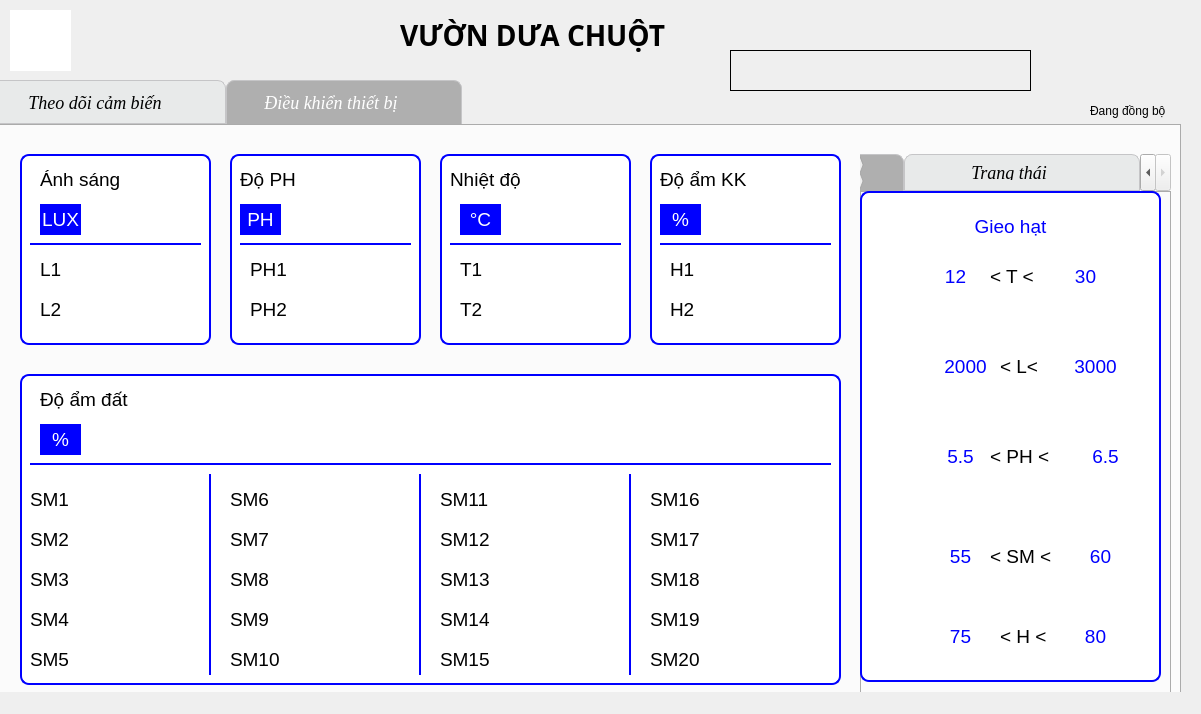
Above: Source/guis/main.ui from phamvanphuckks/SMART_FARMV1 before the change. Below: the same form after it.
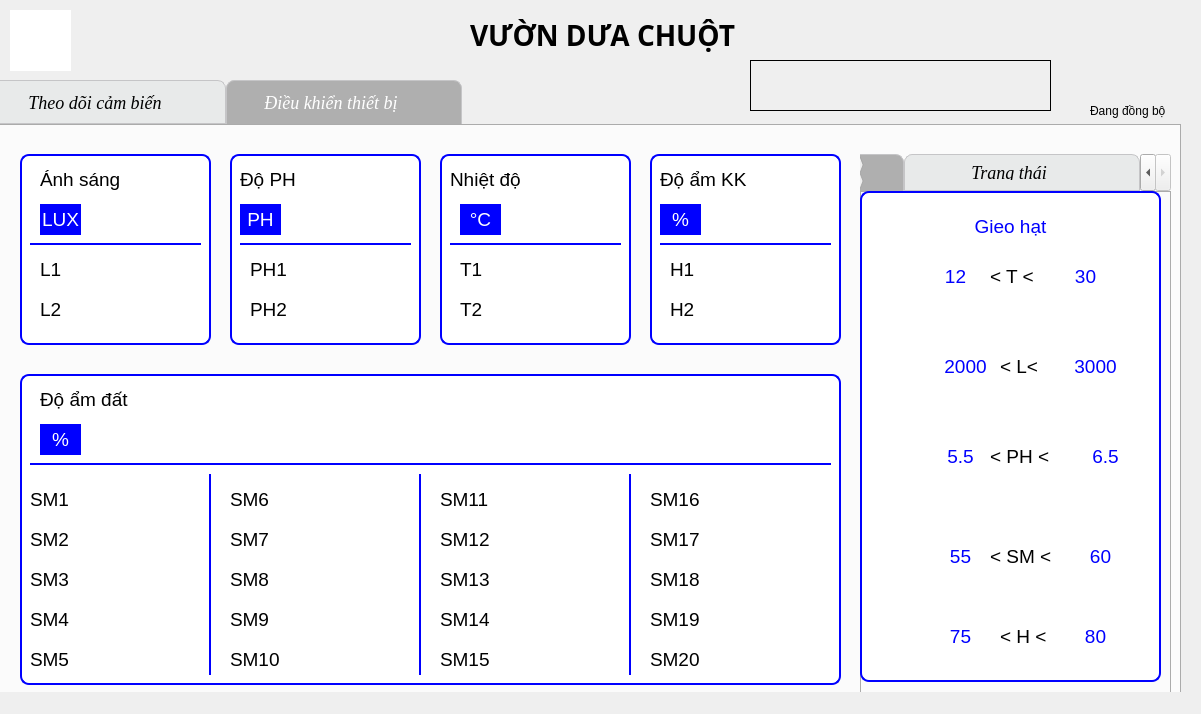
That is the form after the change. The open tabs and pages were chosen to show the change. Icons and pictures are not drawn.

Patch:
```diff
--- a/Source/guis/main.ui
+++ b/Source/guis/main.ui
@@ -48,10 +48,10 @@
    <widget class="QLabel" name="lbl_internet">
     <property name="geometry">
      <rect>
-      <x>730</x>
-      <y>50</y>
+      <x>750</x>
+      <y>60</y>
       <width>301</width>
-      <height>41</height>
+      <height>51</height>
      </rect>
     </property>
     <property name="font">
@@ -4901,7 +4901,7 @@
    <widget class="QLabel" name="label">
     <property name="geometry">
      <rect>
-      <x>400</x>
+      <x>470</x>
       <y>10</y>
       <width>331</width>
       <height>51</height>
```
Left out of the diff: 26 changed lines with no effect on the pictures.
